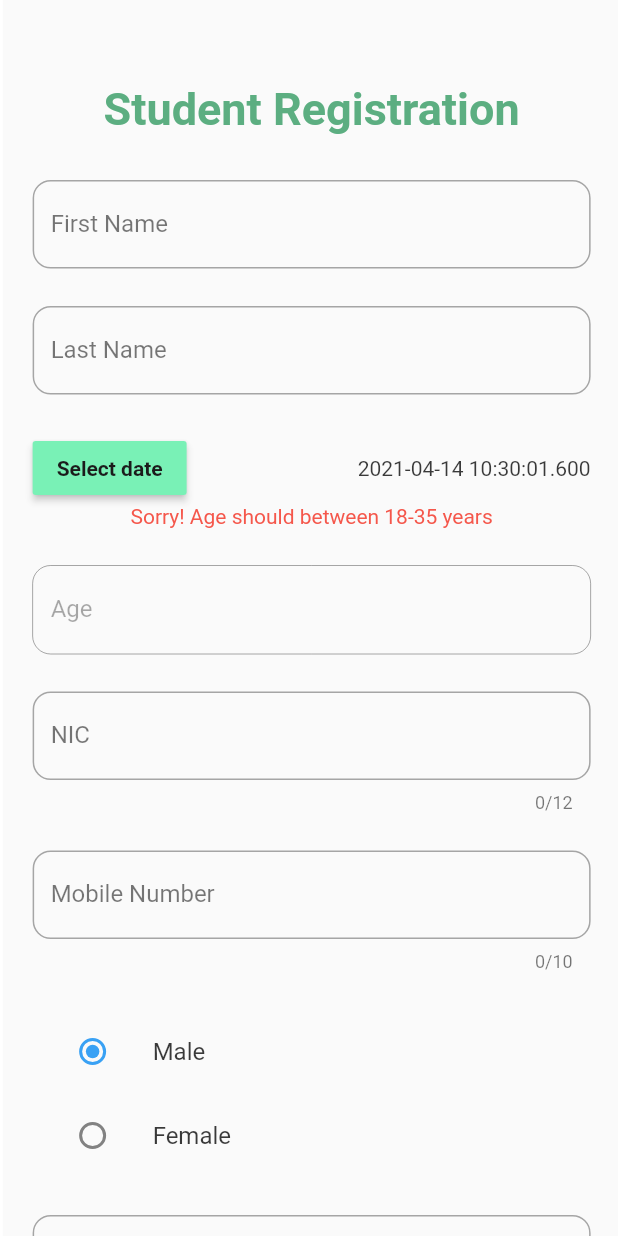
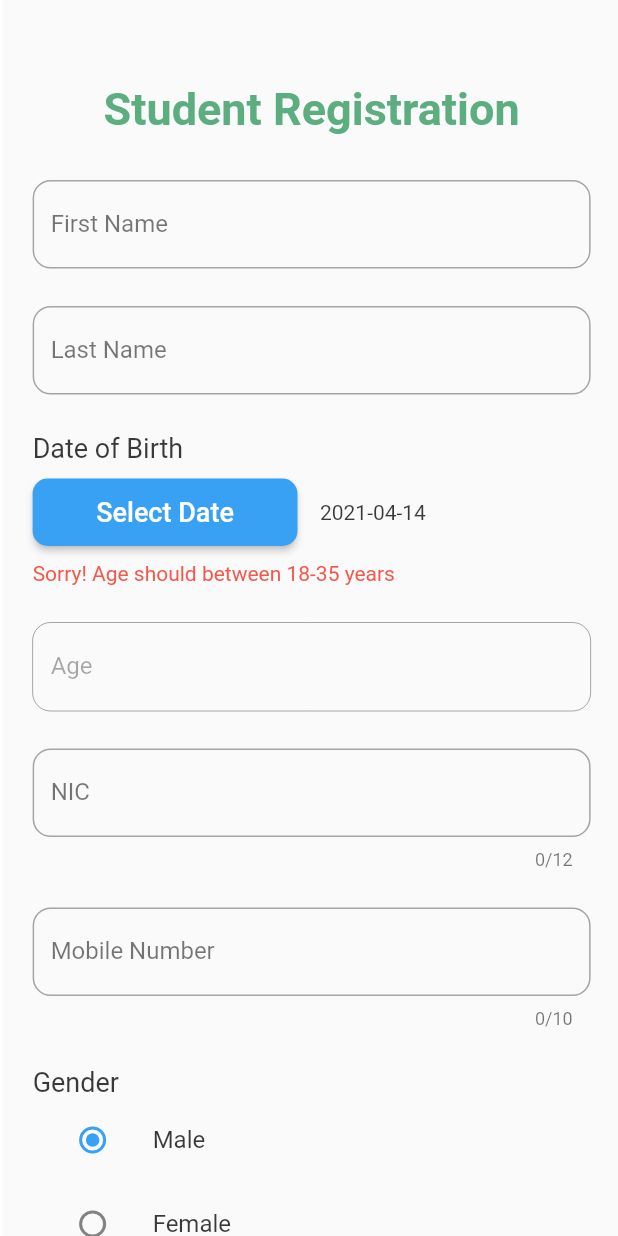
Before and after one commit to ahkam-9408/Flutter-Input-Validation, a Flutter app: the FormPage screen opened directly, on a phone screen of 412 x 824 dp. Run offline on Flutter 3.47's test engine with Material 2 defaults, Android fonts, the phone set to English and light mode, and no system bars.

```diff
--- /dev/null
+++ b/lib/assets/constants.dart
@@ -0,0 +1,6 @@
+const FIRST_NAME = 'first_name';
+const LAST_NAME = 'last_name';
+const NIC = 'nic';
+const MOBILE_NUMBER = 'mobile_number';
+const ADDRESS = 'address';
+const SCHOOL = 'school';
--- /dev/null
+++ b/lib/global variable/global.dart
@@ -0,0 +1,8 @@
+library input_validation_exercise.global;
+
+bool isValidFirstName = false;
+bool isValidLastName = false;
+bool isValidNIC = false;
+bool isValidMobileNumber = false;
+bool isValidAddress = false;
+bool isValidSchool = false;
--- a/lib/pages/form.dart
+++ b/lib/pages/form.dart
@@ -1,7 +1,10 @@
 import 'package:flutter/material.dart';
 import 'package:input_validation_excercise/pages/components/custom_sized_box.dart';
 import 'package:input_validation_excercise/pages/components/custom_text_field.dart';
-import 'package:regexpattern/regexpattern.dart';
+import 'package:intl/intl.dart';
+import 'package:input_validation_excercise/global variable/global.dart'
+    as global;
+import 'package:input_validation_excercise/assets/constants.dart' as Constants;
 
 class FormPage extends StatefulWidget {
   FormPage({Key key}) : super(key: key);
@@ -36,24 +39,25 @@ class _FormPageState extends State<FormPage> {
 
   @override
   Widget build(BuildContext context) {
-    final screenWidth = MediaQuery.of(context).size.width;
-    final screenHeight = MediaQuery.of(context).size.height;
-
     return Scaffold(
       body: SingleChildScrollView(
         child: Container(
             padding: EdgeInsets.all(20),
             child: Column(
+              mainAxisAlignment: MainAxisAlignment.start,
+              crossAxisAlignment: CrossAxisAlignment.start,
               children: [
                 SizedBox(
                   height: 35,
                 ),
-                Text(
+                Center(
+                  child: Text(
                     "Student Registration",
                     style: TextStyle(
                       color: Color(0xff48a572),
                       fontWeight: FontWeight.bold,
                       fontSize: 30,
+                    ),
                   ),
                 ),
                 SizedBox(
@@ -66,6 +70,7 @@ class _FormPageState extends State<FormPage> {
                   keyboardType: TextInputType.name,
                   customReg: r"^(?![\s.]+$)[a-zA-Z\s.]*$",
                   controller: firstNameController,
+                  uniqueName: Constants.FIRST_NAME,
                 ),
                 CustomSizedBox(),
                 CustomTextField(
@@ -75,22 +80,43 @@ class _FormPageState extends State<FormPage> {
                   keyboardType: TextInputType.name,
                   customReg: r"^(?![\s.]+$)[a-zA-Z\s.]*$",
                   controller: lastNameController,
+                  uniqueName: Constants.LAST_NAME,
                 ),
                 CustomSizedBox(),
+                Text(
+                  "Date of Birth",
+                  style: TextStyle(fontSize: 18),
+                ),
+                SizedBox(
+                  height: 10,
+                ),
                 Row(
-                  mainAxisAlignment: MainAxisAlignment.spaceBetween,
+                  mainAxisAlignment: MainAxisAlignment.start,
                   children: [
-                    RaisedButton(
+                    Container(
+                      width: MediaQuery.of(context).size.width / 7 * 3,
+                      height: 45,
+                      child: RaisedButton(
+                        shape: RoundedRectangleBorder(
+                            borderRadius: BorderRadius.circular(10)),
                         onPressed: () => _selectDate(context), // Refer step 3
                         child: Text(
-                        'Select date',
-                        style: TextStyle(
-                            color: Colors.black, fontWeight: FontWeight.bold),
+                          'Select Date',
+                          style: TextStyle(color: Colors.white, fontSize: 18),
                         ),
-                      color: Colors.greenAccent,
+                        color: Colors.blue,
                       ),
-                    Text(selectedDate.toString())
+                    ),
+                    SizedBox(
+                      width: 15,
+                    ),
+                    Text(DateFormat('yyyy-MM-dd')
+                        .format(selectedDate)
+                        .toString())
                   ],
+                ),
+                SizedBox(
+                  height: 10,
                 ),
                 difference >= 18 && difference <= 35
                     ? Text("")
@@ -104,9 +130,9 @@ class _FormPageState extends State<FormPage> {
                   labelText: "Age",
                   errTxt: errorAge,
                   keyboardType: TextInputType.name,
-                  pattern: RegexPattern.alphabetOnly,
                   isEnabled: false,
                   controller: ageController,
+                  isGrey: true,
                 ),
                 CustomSizedBox(),
                 CustomTextField(
@@ -118,6 +144,7 @@ class _FormPageState extends State<FormPage> {
                   customReg2: r"^[0-9]{12}$",
                   maxLength: 12,
                   controller: nicController,
+                  uniqueName: Constants.NIC,
                 ),
                 CustomSizedBox(),
                 CustomTextField(
@@ -126,11 +153,15 @@ class _FormPageState extends State<FormPage> {
                   errTxt: errorMobileNumber,
                   keyboardType: TextInputType.phone,
                   maxLength: 10,
-                  pattern: RegexPattern.numericOnly,
-                  customReg: "TryOtherPattern",
+                  customReg: r"^[0-9]{10}$",
                   controller: mobileNumberController,
+                  uniqueName: Constants.MOBILE_NUMBER,
                 ),
                 CustomSizedBox(),
+                Text(
+                  "Gender",
+                  style: TextStyle(fontSize: 18),
+                ),
                 ListTile(
                   title: const Text('Male'),
                   leading: Radio<Gender>(
@@ -163,6 +194,7 @@ class _FormPageState extends State<FormPage> {
                   keyboardType: TextInputType.streetAddress,
                   customReg: r"^[a-zA-Z0-9\s,.'-]{3,}$",
                   controller: addressController,
+                  uniqueName: Constants.ADDRESS,
                 ),
                 CustomSizedBox(),
                 CustomTextField(
@@ -172,7 +204,33 @@ class _FormPageState extends State<FormPage> {
                   keyboardType: TextInputType.text,
                   customReg: r"^[a-zA-Z0-9\s,.'-]{3,}$",
                   controller: schoolController,
+                  uniqueName: Constants.SCHOOL,
                 ),
+                CustomSizedBox(),
+                Container(
+                    width: double.infinity,
+                    height: 55,
+                    child: FlatButton(
+                        onPressed: () {
+                          print(ageController.text == "");
+                          // final age = int.parse(ageController.text.toString());
+
+                          // print(global.isValidFirstName &&
+                          //     global.isValidLastName &&
+                          //     global.isValidNIC &&
+                          //     global.isValidMobileNumber &&
+                          //     global.isValidAddress &&
+                          //     global.isValidSchool &&
+                          //     (age>= 18 && age<=35));
+                        },
+                        color: Colors.blue,
+                        textColor: Colors.white,
+                        shape: RoundedRectangleBorder(
+                            borderRadius: BorderRadius.circular(12)),
+                        child: Text(
+                          "Submit",
+                          style: TextStyle(fontSize: 22),
+                        )))
               ],
             )),
       ),
@@ -186,7 +244,7 @@ class _FormPageState extends State<FormPage> {
       firstDate: DateTime(2000),
       lastDate: DateTime(2025),
     );
-    if (picked != null && picked != selectedDate)
+    if (picked != null && picked != selectedDate) {
       setState(() {
         selectedDate = picked;
       });
@@ -197,3 +255,4 @@ class _FormPageState extends State<FormPage> {
       });
     }
   }
+}
--- a/pubspec.yaml
+++ b/pubspec.yaml
@@ -30,6 +30,7 @@ dependencies:
   cupertino_icons: ^1.0.0
   regexpattern: ^1.0.0
   syncfusion_flutter_datepicker: 18.4.49-beta
+  intl: 0.16.1
 
 dev_dependencies:
   flutter_test:
```
Also changed, not shown: lib/pages/components/custom_text_field.dart (+39 -26 lines), pubspec.lock. Lines whose indentation alone changed are shown as unchanged.
